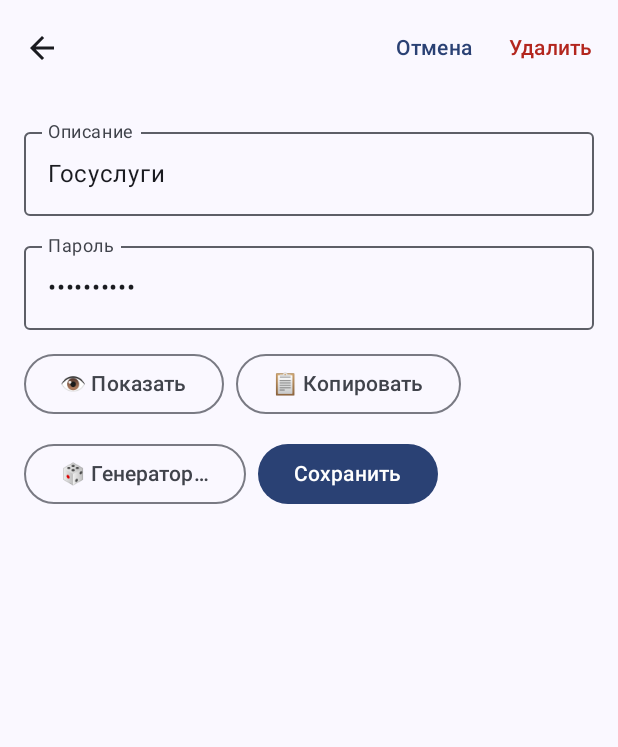
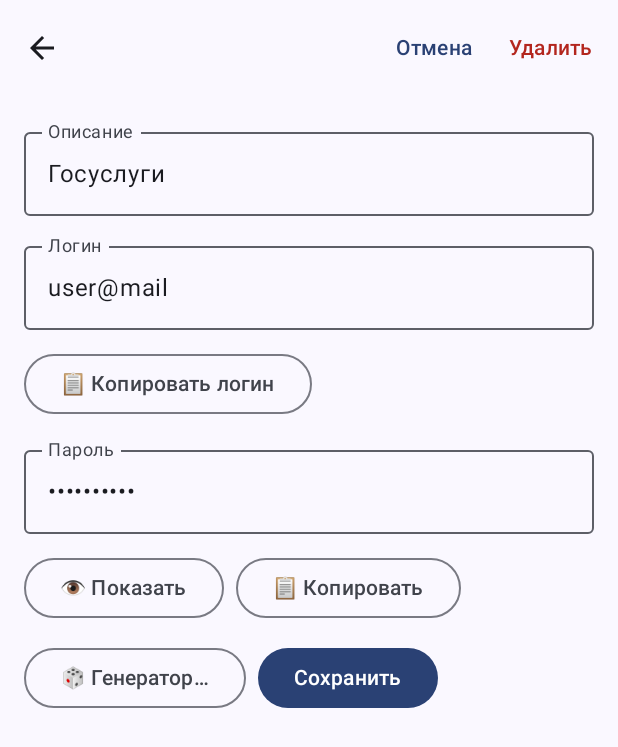
Before and after one commit to njuman-alex/PassVault, an Android app built with Jetpack Compose: the @Preview function DetailEditPreview, on a phone screen of 412 x 824 dp. Shown: the top 747 px of the screen. Run offline under Robolectric (Android 15) with nearby library versions, the phone set to English and light mode, and no system bars.

Commit message:
feat: optional login field in PMV3 payload + login row with copy in detail card (D-015, FORMAT v1.2, Android/Desktop parity)

```diff
--- a/app/src/main/java/com/c0dex/passvault/ui/vault/DetailScreen.kt
+++ b/app/src/main/java/com/c0dex/passvault/ui/vault/DetailScreen.kt
@@ -44,7 +44,8 @@ data class DetailUiState(
     val password: String = "",
     val revealed: Boolean = false,
     val editing: Boolean = false,
-    val missing: Boolean = false
+    val missing: Boolean = false,
+    val login: String = ""
 )
 
 @Composable
@@ -58,7 +59,9 @@ fun DetailContent(
     onDelete: () -> Unit,
     onCopy: () -> Unit,
     onGenerate: () -> Unit,
-    onBack: () -> Unit
+    onBack: () -> Unit,
+    onLogin: (String) -> Unit = {},
+    onCopyLogin: () -> Unit = {}
 ) {
     Scaffold(
         topBar = {
@@ -88,6 +91,16 @@ fun DetailContent(
                 singleLine = true,
                 modifier = Modifier.fillMaxWidth()
             )
+            // D-015: логин между описанием и парольным блоком
+            OutlinedTextField(
+                value = state.login,
+                onValueChange = onLogin,
+                label = { Text("Логин") },
+                readOnly = !state.editing,
+                singleLine = true,
+                modifier = Modifier.fillMaxWidth()
+            )
+            OutlinedButton(onClick = onCopyLogin, enabled = state.login.isNotEmpty()) { Text("📋 Копировать логин") }
             OutlinedTextField(
                 value = state.password,
                 onValueChange = onPassword,
@@ -123,25 +136,28 @@ fun DetailScreen(
     var record by remember(id) { mutableStateOf(repo.get(id)) }
     var desc by remember(record) { mutableStateOf(record?.description ?: "") }
     var pass by remember(record) { mutableStateOf(record?.password ?: "") }
+    var login by remember(record) { mutableStateOf(record?.login ?: "") }
     var revealed by remember { mutableStateOf(false) }
     var editing by remember { mutableStateOf(false) }
     var confirmDelete by remember { mutableStateOf(false) }
     var showGen by remember { mutableStateOf(false) }
 
     DetailContent(
-        state = DetailUiState(desc, pass, revealed, editing, missing = record == null),
+        state = DetailUiState(desc, pass, revealed, editing, missing = record == null, login = login),
         onDescription = { desc = it },
         onPassword = { pass = it },
+        onLogin = { login = it },
         onToggleReveal = { revealed = !revealed },
         onToggleEdit = {
-            if (editing) { desc = record?.description ?: ""; pass = record?.password ?: "" }
+            if (editing) { desc = record?.description ?: ""; pass = record?.password ?: ""; login = record?.login ?: "" }
             editing = !editing
         },
         onSave = {
-            if (repo.update(id, desc, pass)) { record = repo.get(id); editing = false }
+            if (repo.update(id, desc, pass, login)) { record = repo.get(id); editing = false }
         },
         onDelete = { confirmDelete = true },
         onCopy = { clipboard.copySensitive("password", pass) },
+        onCopyLogin = { clipboard.copySensitive("login", login) },
         //onGenerate = { pass = PasswordGenerator.generate(); editing = true },
         onGenerate = { showGen = true },
         onBack = onBack
@@ -164,11 +180,11 @@ fun DetailScreen(
 @Preview(showBackground = true, name = "View")
 @Composable
 private fun DetailViewPreview() = PassVaultTheme {
-    DetailContent(DetailUiState("Госуслуги", "secret-123"), {}, {}, {}, {}, {}, {}, {}, {}, {})
+    DetailContent(DetailUiState("Госуслуги", "secret-123", login = "user@mail"), {}, {}, {}, {}, {}, {}, {}, {}, {})
 }
 
 @Preview(showBackground = true, name = "Edit")
 @Composable
 private fun DetailEditPreview() = PassVaultTheme {
-    DetailContent(DetailUiState("Госуслуги", "secret-123", editing = true), {}, {}, {}, {}, {}, {}, {}, {}, {})
+    DetailContent(DetailUiState("Госуслуги", "secret-123", editing = true, login = "user@mail"), {}, {}, {}, {}, {}, {}, {}, {}, {})
 }
--- a/app/src/main/java/com/c0dex/passvault/ui/vault/VaultListScreen.kt
+++ b/app/src/main/java/com/c0dex/passvault/ui/vault/VaultListScreen.kt
@@ -133,6 +133,7 @@ fun VaultListScreen(
     var tick by remember { mutableStateOf(0) }
     var showAdd by remember { mutableStateOf(false) }
     var desc by remember { mutableStateOf("") }
+    var login by remember { mutableStateOf("") }
     var pass by remember { mutableStateOf("") }
     var showGen by remember { mutableStateOf(false) }
 
@@ -155,13 +156,16 @@ fun VaultListScreen(
                 Column {
                     OutlinedTextField(value = desc, onValueChange = { desc = it }, label = { Text("Описание") }, singleLine = true, modifier = Modifier.fillMaxWidth())
                     Spacer(Modifier.height(8.dp))
+                    // D-015: опциональный логин между описанием и паролем
+                    OutlinedTextField(value = login, onValueChange = { login = it }, label = { Text("Логин (необязательно)") }, singleLine = true, modifier = Modifier.fillMaxWidth())
+                    Spacer(Modifier.height(8.dp))
                     OutlinedTextField(value = pass, onValueChange = { pass = it }, label = { Text("Пароль") }, singleLine = true, modifier = Modifier.fillMaxWidth())
                     TextButton(onClick = { showGen = true }) { Text("🎲 Генератор…") }
                 }
             },
             confirmButton = {
                 Button(
-                    onClick = { if (repo.add(desc, pass)) { showAdd = false; desc = ""; pass = ""; tick++ } },
+                    onClick = { if (repo.add(desc, pass, login)) { showAdd = false; desc = ""; login = ""; pass = ""; tick++ } },
                     enabled = desc.isNotEmpty() && pass.isNotEmpty()
                 ) { Text("Сохранить") }
             },
--- a/core/src/main/java/com/c0dex/core/format/ContainerCodec.kt
+++ b/core/src/main/java/com/c0dex/core/format/ContainerCodec.kt
@@ -35,7 +35,7 @@ object ContainerCodec {
     @Serializable private data class WrapJson(val type: String, val iv: String, val ct: String)
     @Serializable private data class EnvelopeJson(val id: String, val iv: String, val ct: String)
     @Serializable private data class ContainerJson(val magic: String, val formatVersion: Int, val kdf: KdfJson, val wraps: List<WrapJson>, val records: List<EnvelopeJson>)
-    @Serializable private data class PayloadJson(val description: String, val password: String, val createdAt: Long, val updatedAt: Long, val deleted: Boolean = false)
+    @Serializable private data class PayloadJson(val description: String, val password: String, val createdAt: Long, val updatedAt: Long, val deleted: Boolean = false, val login: String = "")
 
     // ===== контейнер =====
 
@@ -70,7 +70,7 @@ object ContainerCodec {
 
     fun sealPayload(dek: ByteArray, id: String, payload: RecordPayload): RecordEnvelope {
         val pt = json.encodeToString(
-            PayloadJson(payload.description, payload.password, payload.createdAt, payload.updatedAt, payload.deleted)
+            PayloadJson(payload.description, payload.password, payload.createdAt, payload.updatedAt, payload.deleted, payload.login)
         ).toByteArray(Charsets.UTF_8)
         val enc = AesGcm.encrypt(dek, pt, id.toByteArray(Charsets.UTF_8))
         return RecordEnvelope(id, enc.iv, enc.ciphertext)
@@ -80,7 +80,7 @@ object ContainerCodec {
         val pt = AesGcm.decrypt(dek, env.iv, env.ct, env.id.toByteArray(Charsets.UTF_8)) ?: return null
         return try {
             val p = json.decodeFromString(PayloadJson.serializer(), String(pt, Charsets.UTF_8))
-            RecordPayload(p.description, p.password, p.createdAt, p.updatedAt, p.deleted)
+            RecordPayload(p.description, p.password, p.createdAt, p.updatedAt, p.deleted, p.login)
         } catch (e: Exception) {
             null
         }
--- a/core/src/main/java/com/c0dex/core/format/Models.kt
+++ b/core/src/main/java/com/c0dex/core/format/Models.kt
@@ -64,5 +64,6 @@ data class RecordPayload(
     val password: String,
     val createdAt: Long,
     val updatedAt: Long,
-    val deleted: Boolean = false
+    val deleted: Boolean = false,
+    val login: String = ""
 )
--- a/desktop/src/main/java/com/c0dex/desktop/ui/vault/ListPane.kt
+++ b/desktop/src/main/java/com/c0dex/desktop/ui/vault/ListPane.kt
@@ -52,6 +52,7 @@ fun ListPane(
     var query by remember { mutableStateOf("") }
     var showAdd by remember { mutableStateOf(false) }
     var desc by remember { mutableStateOf("") }
+    var login by remember { mutableStateOf("") }
     var pass by remember { mutableStateOf("") }
     var genTarget by remember { mutableStateOf<((String) -> Unit)?>(null) }
 
@@ -103,13 +104,16 @@ fun ListPane(
             Column {
                 OutlinedTextField(value = desc, onValueChange = { desc = it }, label = { Text("Описание") }, singleLine = true, modifier = Modifier.fillMaxWidth())
                 Spacer(Modifier.height(8.dp))
+                // D-015: опциональный логин между описанием и паролем
+                OutlinedTextField(value = login, onValueChange = { login = it }, label = { Text("Логин (необязательно)") }, singleLine = true, modifier = Modifier.fillMaxWidth())
+                Spacer(Modifier.height(8.dp))
                 OutlinedTextField(value = pass, onValueChange = { pass = it }, label = { Text("Пароль") }, singleLine = true, modifier = Modifier.fillMaxWidth())
                 TextButton(onClick = { genTarget = { pass = it } }) { Text("🎲 Генератор…") }
             }
         },
         confirmButton = {
             Button(onClick = {
-                if (repo.add(desc, pass)) { showAdd = false; desc = ""; pass = ""; tick++ }
+                if (repo.add(desc, pass, login)) { showAdd = false; desc = ""; login = ""; pass = ""; tick++ }
             }, enabled = desc.isNotEmpty() && pass.isNotEmpty()) { Text("Сохранить") }
         },
         dismissButton = { TextButton(onClick = { showAdd = false }) { Text("Отмена") } }
```
Also changed, not shown: app/src/main/java/com/c0dex/passvault/data/VaultRepository.kt (+6 -6 lines), desktop/src/main/java/com/c0dex/desktop/data/DesktopRepository.kt (+6 -6 lines), desktop/src/main/java/com/c0dex/desktop/ui/vault/DetailPane.kt (+9 -2 lines), 1 other file.
